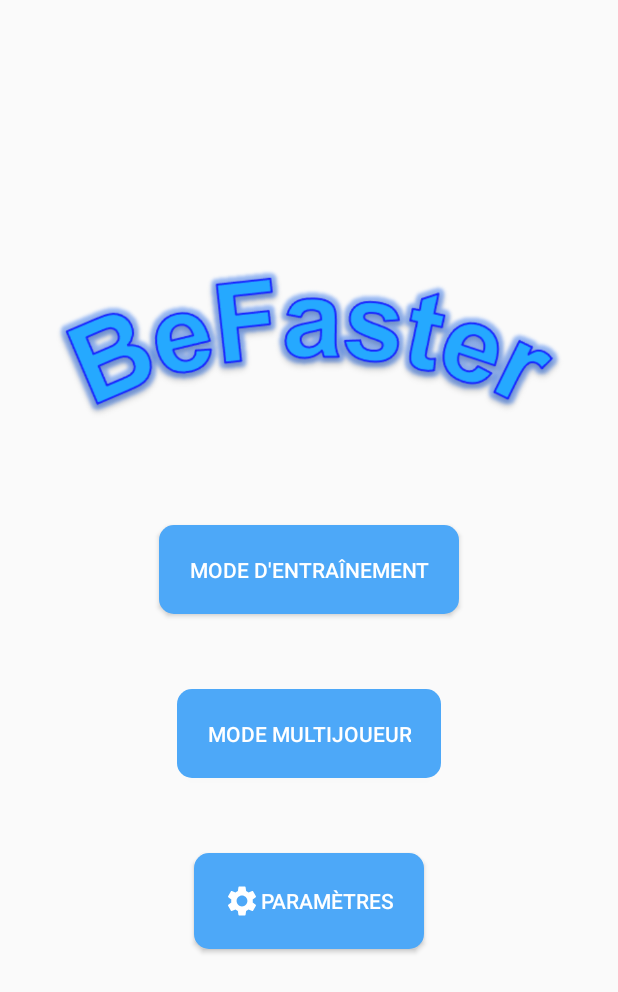
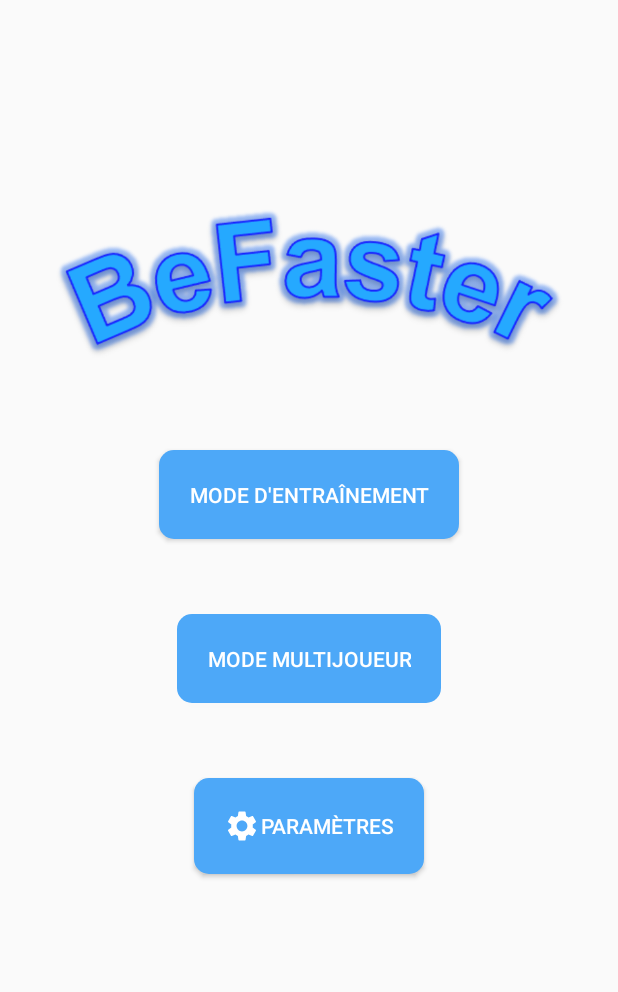
Before and after one commit to Kali-ki/BeFaster, an Android app: the screen it shows after launch (MainActivity), on a phone screen of 412 x 824 dp. Shown: the top 992 px of the screen. Run offline under Robolectric (Android 15) with nearby library versions, the phone set to English and light mode, and no system bars; Roboto replaces fonts that are not available here.

Commit message:
[Design] Retouche de la hauteur du menu principal

```diff
--- a/BeFaster/app/src/main/res/layout/activity_main.xml
+++ b/BeFaster/app/src/main/res/layout/activity_main.xml
@@ -8,23 +8,21 @@
 
     <ImageView
         android:id="@+id/gameTitle"
-        android:src="@drawable/title"
         android:layout_width="wrap_content"
         android:layout_height="wrap_content"
-        android:layout_marginTop="100dp"
         android:layout_gravity="center_horizontal"
-        />
+        android:layout_marginTop="60dp"
+        android:src="@drawable/title" />
 
     <Button
         android:id="@+id/trainingMenu"
         android:layout_width="wrap_content"
         android:layout_height="wrap_content"
         android:layout_centerHorizontal="true"
-        android:layout_marginTop="350dp"
+        android:layout_marginTop="300dp"
         android:background="@drawable/rounded_corners"
-        android:textColor="@color/white"
         android:padding="20dp"
-        />
+        android:textColor="@color/white" />
 
     <Button
         android:id="@+id/multiplayer_button"
```
